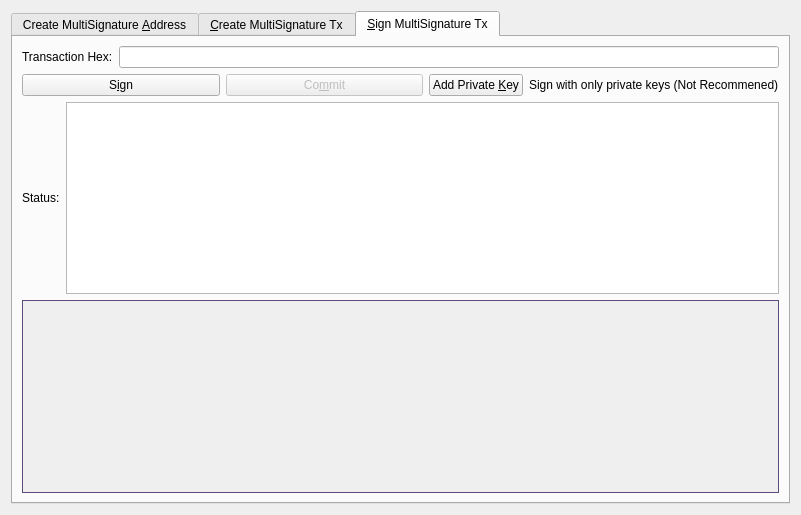
Old version of the form src/qt/forms/multisigdialog.ui in the repository Stipend-Developer/stipend-core.
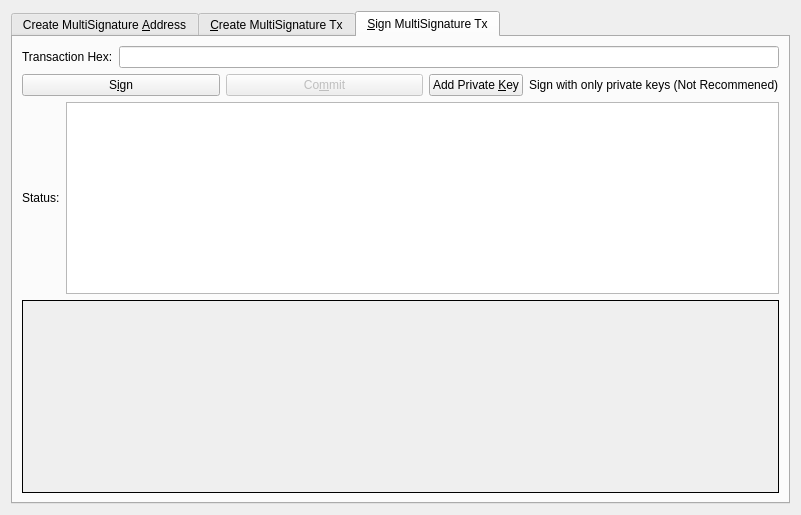
New version of the form. Icons and pictures are not drawn.

Commit message: Finalize QT Layout, CSS

Patch:
```diff
--- a/src/qt/forms/multisigdialog.ui
+++ b/src/qt/forms/multisigdialog.ui
@@ -23,7 +23,7 @@
    <item>
     <widget class="QTabWidget" name="multisigTabWidget">
      <property name="styleSheet">
-      <string notr="true">QScrollArea{border: 1px solid #5b4c7c;}</string>
+      <string notr="true">QScrollArea{border: 1px solid #000000;}</string>
      </property>
      <property name="currentIndex">
       <number>2</number>
@@ -593,13 +593,13 @@
      <widget class="QWidget" name="signMultisigTransaction">
       <property name="styleSheet">
        <string notr="true">txScrollArea:{
-	border: 1px solid #5b4c7c;
+	border: 1px solid #000000;
 }
 keyScrollArea:{
-	border: 1px solid #5b4c7c;
+	border: 1px solid #000000;
 }
 txScrollArea:{
-	border: 1px solid #5b4c7c;
+	border: 1px solid #000000;
 }</string>
       </property>
       <attribute name="title">
```
The commit also changes 7 other files.
